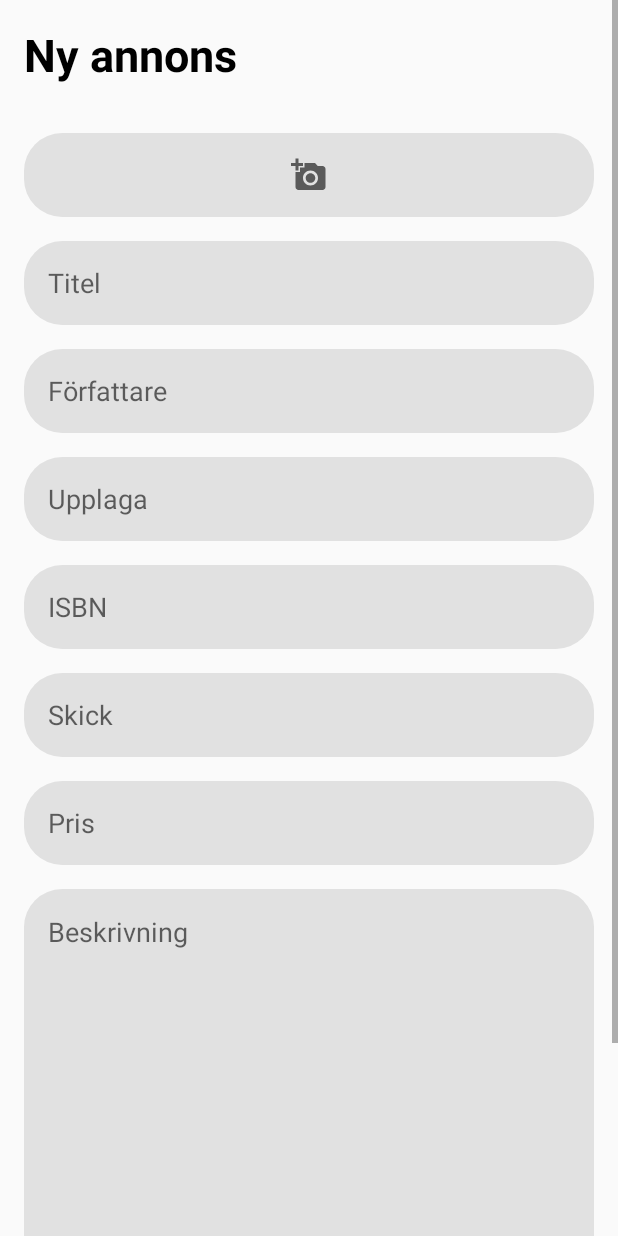
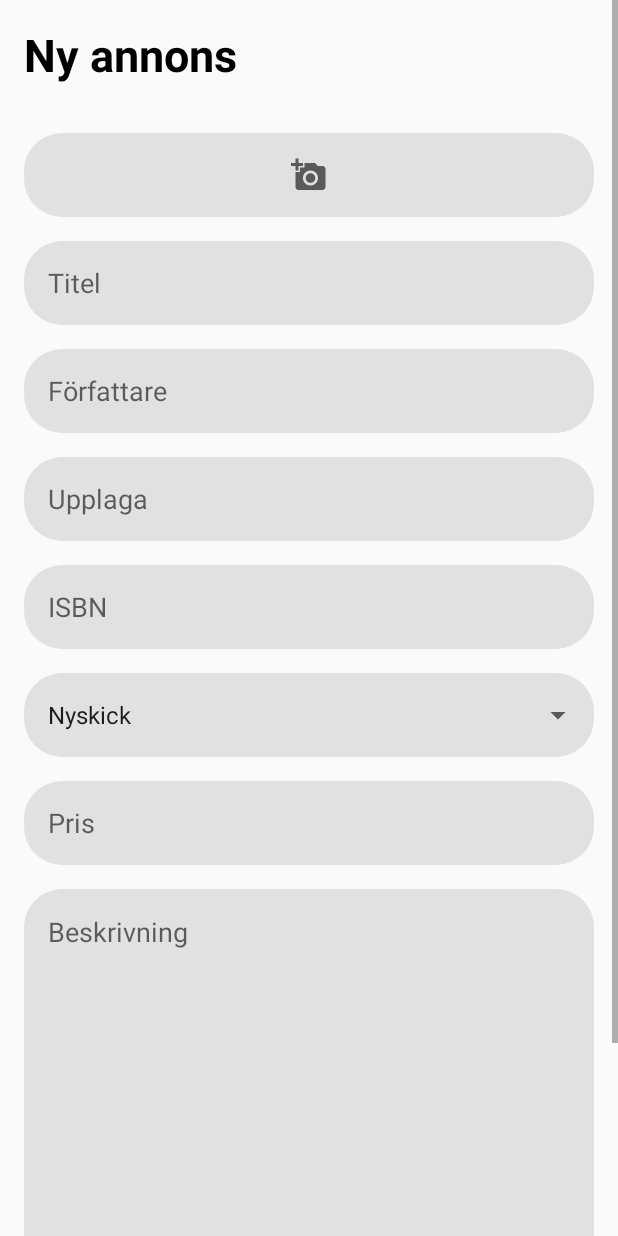
Before and after one commit to magnusGU/AMWE, an Android app: the AddListing screen opened directly, with no data from a screen before it, on a phone screen of 412 x 824 dp. Run offline under Robolectric (Android 15) with nearby library versions, the phone set to English and light mode, and no system bars.

Commit message:
Changed condition from EditText to Spinner in AddListing and EditListing. EditListing has stopped working working for some reason.

```diff
--- a/app/src/main/java/com/example/amwe/ControllerView/AddListing.java
+++ b/app/src/main/java/com/example/amwe/ControllerView/AddListing.java
@@ -3,8 +3,6 @@ package com.example.amwe.ControllerView;
 import android.content.Intent;
 import android.graphics.Bitmap;
 import android.graphics.BitmapFactory;
-import android.graphics.Color;
-import android.graphics.PorterDuff;
 import android.net.Uri;
 import android.os.Build;
 import android.os.Bundle;
@@ -12,9 +10,11 @@ import android.provider.MediaStore;
 import android.util.Base64;
 import android.view.View;
 import android.view.ViewGroup;
+import android.widget.ArrayAdapter;
 import android.widget.Button;
 import android.widget.EditText;
 import android.widget.ImageButton;
+import android.widget.Spinner;
 import android.widget.Toast;
 
 import androidx.annotation.Nullable;
@@ -31,9 +31,10 @@ import java.io.ByteArrayOutputStream;
 import java.io.File;
 import java.io.IOException;
 import java.text.DateFormat;
+import java.util.ArrayList;
 import java.util.Date;
+import java.util.List;
 import java.util.Locale;
-import java.util.Objects;
 
 public class AddListing extends AppCompatActivity {
     private ImageButton cameraClick;
@@ -56,7 +57,16 @@ public class AddListing extends AppCompatActivity {
         EditText isbn = findViewById(R.id.input_ISBN);
         EditText description = findViewById(R.id.input_description);
         EditText price = findViewById(R.id.input_price);
-        EditText condition = findViewById(R.id.input_condition);
+
+        List<String> bookConditions = new ArrayList<>();
+        bookConditions.add("Nyskick");
+        bookConditions.add("Använd");
+        bookConditions.add("Sliten");
+        Spinner condition = findViewById(R.id.edit_condition);
+        ArrayAdapter<String> adapter = new ArrayAdapter<>(this, android.R.layout.simple_spinner_item, bookConditions);
+        adapter.setDropDownViewResource(android.R.layout.simple_spinner_dropdown_item);
+        condition.setAdapter(adapter);
+
 
         //TODO: Some blanks to fill in: image, price, condition
 
@@ -157,12 +167,15 @@ public class AddListing extends AppCompatActivity {
                                         final EditText isbn,
                                         final EditText description,
                                         final EditText price,
-                                        final EditText condition) {
+                                        final Spinner condition) {
+
+        System.out.println(condition.getSelectedItem());
+
         return new View.OnClickListener() {
             @Override
             public void onClick(View view) {
 
-                if (conditions(title, author, edition, isbn, price, condition)) {
+                if (conditions(title, author, edition, isbn, price)) {
 
                     DateFormat dateFormat = DateFormat.getDateInstance(DateFormat.MEDIUM, Locale.UK);
                     String dateString = dateFormat.format(new Date());
@@ -205,9 +218,7 @@ public class AddListing extends AppCompatActivity {
                         e.printStackTrace();
                         return;
                     } catch (NullPointerException e){
-                        Toast toast = new Toast(getApplicationContext());
-                        toast.setText("Foto är obligatoriskt");
-                        toast.show();
+                        Toast.makeText(getApplicationContext(), "Foto är obligatoriskt", Toast.LENGTH_SHORT).show();
                         return;
                     }
 
@@ -220,27 +231,23 @@ public class AddListing extends AppCompatActivity {
                             base64Photo,
                             Integer.parseInt(price.getText().toString()),
                             null,
-                            condition.getText().toString(),
+                            (String) condition.getSelectedItem(),
                             dateString);
 
                     Database.insertNewListing(newBook);
+                    Toast.makeText(getApplicationContext(), "Annons uppladdad", Toast.LENGTH_SHORT).show();
                     finish();
-
-                    Toast toast = new Toast(getApplicationContext());
-                    toast.setText("Annons uppladdad");
-                    toast.show();
                 }
             }
         };
     }
 
-    private boolean conditions(EditText title, EditText author, EditText edition, EditText isbn, EditText price, EditText condition){
+    private boolean conditions(EditText title, EditText author, EditText edition, EditText isbn, EditText price){
         String sTitle = title.getText().toString();
         String sAuthor = author.getText().toString();
         String sEdition = edition.getText().toString();
         String sIsbn = isbn.getText().toString();
         String sPrice = price.getText().toString();
-        String sCondition = condition.getText().toString();
 
         if (sTitle.isEmpty()){
             title.setError("Titel är obligatorisk");
@@ -266,10 +273,6 @@ public class AddListing extends AppCompatActivity {
             isbn.setError("ISBN ej korrekt");
             return false;
         }
-        if (sCondition.isEmpty()){
-            condition.setError("Skick är obligatorisk");
-            return false;
-        }
         if (sPrice.isEmpty()){
             price.setError("Pris är obligatoriskt");
             return false;
--- a/app/src/main/java/com/example/amwe/ControllerView/SearchPage/ListingAdapter.java
+++ b/app/src/main/java/com/example/amwe/ControllerView/SearchPage/ListingAdapter.java
@@ -25,6 +25,7 @@ import com.example.amwe.Model.SearchAndSort.SortFunction;
 
 import java.text.DecimalFormat;
 import java.util.List;
+import java.util.SplittableRandom;
 
 /* This class is intended to work as an adapter that will make it possible to show listings on the searchPage as a list*/
 public class ListingAdapter extends RecyclerView.Adapter<ListingAdapter.ViewHold> {
--- a/app/src/main/res/layout/activity_add_listing.xml
+++ b/app/src/main/res/layout/activity_add_listing.xml
@@ -167,7 +167,7 @@
                 app:layout_constraintEnd_toEndOf="parent"
                 app:layout_constraintHorizontal_bias="0.0"
                 app:layout_constraintStart_toStartOf="parent"
-                app:layout_constraintTop_toBottomOf="@+id/input_condition" />
+                app:layout_constraintTop_toBottomOf="@+id/edit_condition_parent" />
 
             <EditText
                 android:id="@+id/input_ISBN"
@@ -189,24 +189,38 @@
                 app:layout_constraintStart_toStartOf="parent"
                 app:layout_constraintTop_toBottomOf="@+id/input_edition" />
 
-            <EditText
-                android:id="@+id/input_condition"
-                android:layout_width="0dp"
+
+            <RelativeLayout
+                android:id="@+id/edit_condition_parent"
+                android:layout_width="match_parent"
                 android:layout_height="56dp"
                 android:layout_marginStart="16dp"
                 android:layout_marginLeft="16dp"
                 android:layout_marginTop="16dp"
                 android:layout_marginEnd="16dp"
-                android:layout_marginRight="16dp"
                 android:background="@drawable/et_bg"
-                android:ems="10"
-                android:hint="Skick"
-                android:inputType="textPersonName"
-                android:padding="16dp"
-                android:textSize="18sp"
+                android:paddingLeft="8dp"
                 app:layout_constraintEnd_toEndOf="parent"
+                app:layout_constraintHorizontal_bias="0.0"
                 app:layout_constraintStart_toStartOf="parent"
-                app:layout_constraintTop_toBottomOf="@+id/input_ISBN" />
+                app:layout_constraintTop_toBottomOf="@+id/input_ISBN">
+
+                <Spinner
+                    android:id="@+id/edit_condition"
+                    android:layout_width="match_parent"
+                    android:layout_height="56dp"
+                    android:layout_marginStart="0dp"
+                    android:layout_marginLeft="0dp"
+                    android:layout_marginTop="0dp"
+                    android:dropDownWidth="match_parent"
+                    android:spinnerMode="dialog"
+                    app:layout_constraintBottom_toBottomOf="parent"
+                    app:layout_constraintEnd_toEndOf="parent"
+                    app:layout_constraintStart_toStartOf="parent"
+                    app:layout_constraintTop_toTopOf="parent" />
+
+            </RelativeLayout>
+
 
         </androidx.constraintlayout.widget.ConstraintLayout>
     </ScrollView>
```
Also changed, not shown: app/src/main/java/com/example/amwe/ControllerView/EditListing.java (+34 -16 lines), app/src/main/res/layout/activity_edit_listing.xml (+23 -11 lines).
